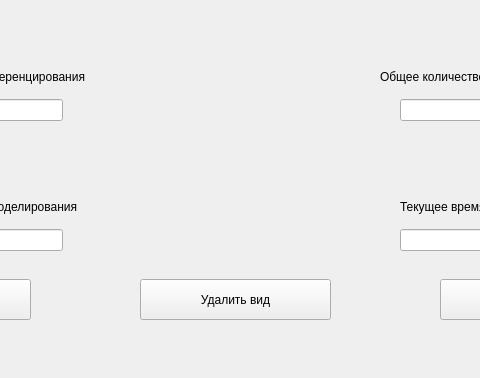
Old version of the form interface.ui in the repository DonMaxon/MathMod2; both pictures show x 230 to 710 and y 191 to 569 of the 1011 by 569 pixel window.
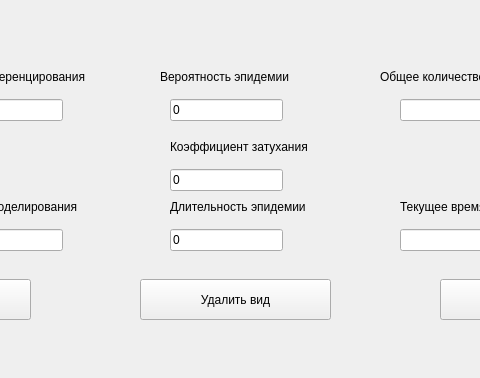
New version of the form.

```diff
--- a/interface.ui
+++ b/interface.ui
@@ -257,6 +257,84 @@
      <string>Удалить вид</string>
     </property>
    </widget>
+   <widget class="QLineEdit" name="lineEdit_5">
+    <property name="geometry">
+     <rect>
+      <x>400</x>
+      <y>420</y>
+      <width>113</width>
+      <height>22</height>
+     </rect>
+    </property>
+    <property name="text">
+     <string>0</string>
+    </property>
+   </widget>
+   <widget class="QLabel" name="label_7">
+    <property name="geometry">
+     <rect>
+      <x>390</x>
+      <y>260</y>
+      <width>161</width>
+      <height>16</height>
+     </rect>
+    </property>
+    <property name="text">
+     <string>Вероятность эпидемии</string>
+    </property>
+   </widget>
+   <widget class="QLabel" name="label_8">
+    <property name="geometry">
+     <rect>
+      <x>400</x>
+      <y>390</y>
+      <width>141</width>
+      <height>16</height>
+     </rect>
+    </property>
+    <property name="text">
+     <string>Длительность эпидемии</string>
+    </property>
+   </widget>
+   <widget class="QLineEdit" name="lineEdit_6">
+    <property name="geometry">
+     <rect>
+      <x>400</x>
+      <y>290</y>
+      <width>113</width>
+      <height>22</height>
+     </rect>
+    </property>
+    <property name="text">
+     <string>0</string>
+    </property>
+   </widget>
+   <widget class="QLabel" name="label_9">
+    <property name="geometry">
+     <rect>
+      <x>400</x>
+      <y>330</y>
+      <width>151</width>
+      <height>16</height>
+     </rect>
+    </property>
+    <property name="text">
+     <string>Коэффициент затухания</string>
+    </property>
+   </widget>
+   <widget class="QLineEdit" name="lineEdit_7">
+    <property name="geometry">
+     <rect>
+      <x>400</x>
+      <y>360</y>
+      <width>113</width>
+      <height>22</height>
+     </rect>
+    </property>
+    <property name="text">
+     <string>0</string>
+    </property>
+   </widget>
   </widget>
   <widget class="QMenuBar" name="menubar">
    <property name="geometry">
```
